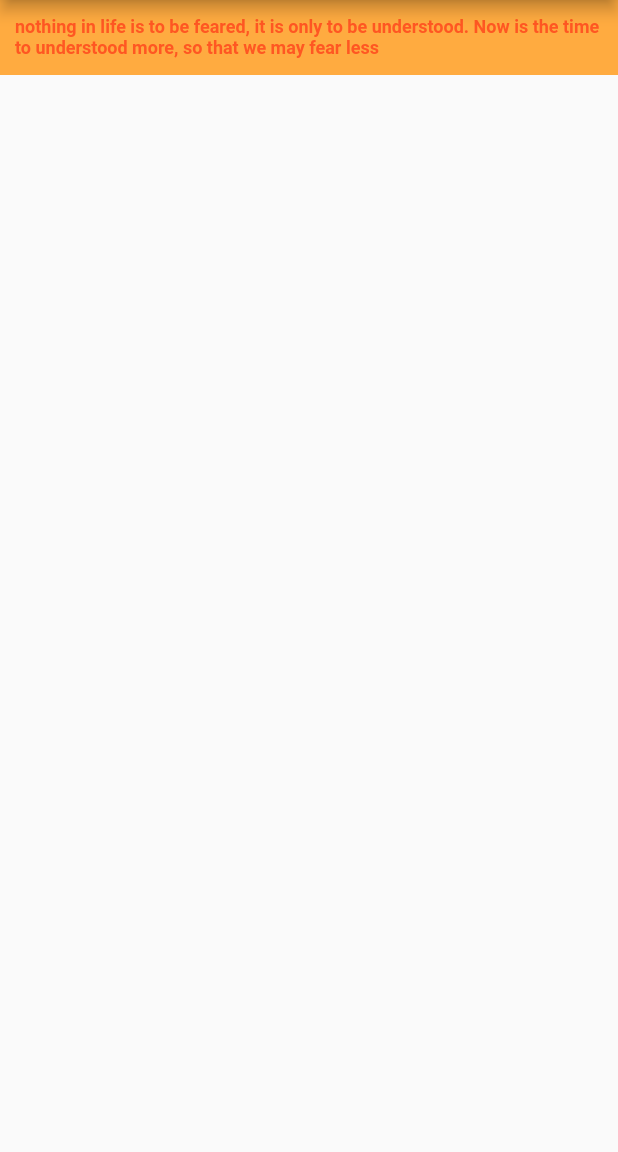
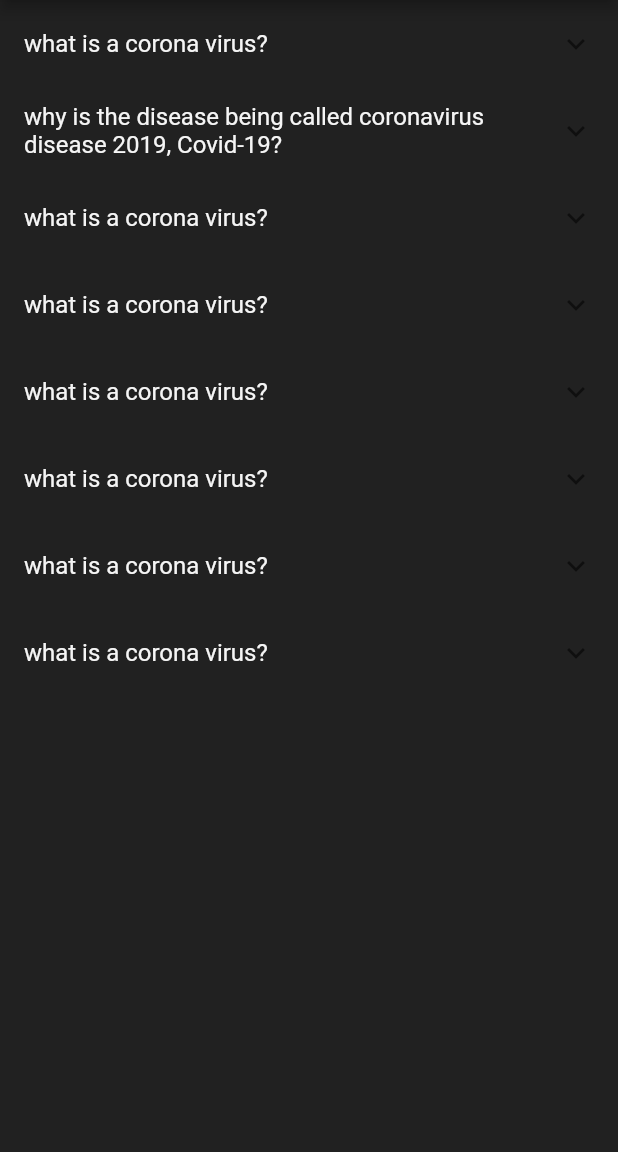
Before and after one commit to sumitvarun/covidtracbook, a Flutter app: the Homepage screen opened directly, after a tap on "Help", on a phone screen of 412 x 824 dp, the part 84-1236 px from its top. Run offline on Flutter 3.47's test engine with Material 2 defaults, Android fonts, the phone set to English and light mode, and no system bars; our stand-ins replace carousel_pro, firebase_auth, google_sign_in; accounts and stored records are empty; network calls fail.

Commit message:
CovidTracBook
This is Covid19 Case Tracker App.
made with flutter.

```diff
--- a/lib/datasource.dart
+++ b/lib/datasource.dart
@@ -25,6 +25,18 @@ class DataSource{
     {
       'question': 'what is a corona virus?',
       'answer': 'A novel coronavirus is a new coronavirus that has not been previously identified. The virus causing coronavirus disease 2019 (COVID-19), is not the same as the coronaviruses that commonly circulate among humans and cause mild illness, like the common cold.'
-    }
+    },
+    {
+      'question': 'what is a corona virus?',
+      'answer': 'A novel coronavirus is a new coronavirus that has not been previously identified. The virus causing coronavirus disease 2019 (COVID-19), is not the same as the coronaviruses that commonly circulate among humans and cause mild illness, like the common cold.'
+    },
+    {
+      'question': 'what is a corona virus?',
+      'answer': 'A novel coronavirus is a new coronavirus that has not been previously identified. The virus causing coronavirus disease 2019 (COVID-19), is not the same as the coronaviruses that commonly circulate among humans and cause mild illness, like the common cold.'
+    },
+    {
+      'question': 'what is a corona virus?',
+      'answer': 'A novel coronavirus is a new coronavirus that has not been previously identified. The virus causing coronavirus disease 2019 (COVID-19), is not the same as the coronaviruses that commonly circulate among humans and cause mild illness, like the common cold.'
+    },
   ];
 }
--- a/lib/question.dart
+++ b/lib/question.dart
@@ -14,15 +14,16 @@ class questionAnswer extends StatelessWidget {
           backgroundColor: Colors.grey[700],
           title: Text('Covidtracbook'),
         ),
-        body: SingleChildScrollView(child: Column(crossAxisAlignment: CrossAxisAlignment.start,children: <Widget>[
-          Container(
-            height: 50,
-            alignment:  Alignment.center,
-            padding: EdgeInsets.all(10.0),
-            color: Colors.orangeAccent,
-            child: Text(DataSource.quote,style: TextStyle(color: Colors.deepOrange, fontWeight: FontWeight.bold,fontSize: 12),),
-          ),
-        ],),)
+        body: Container(
+          color: Colors.grey[900],
+          child: ListView.builder(
+                itemCount:  List(8).length,
+              itemBuilder: (context,index){
+            return ExpansionTile(title: Text(DataSource.questionAnswer[index]["question"],style: TextStyle(color: Colors.grey[100]),),children: [
+              Text(DataSource.questionAnswer[index]['answer'],style: TextStyle(color: Colors.white70),)
+            ],);
+          }),
+        )
       ),
     );
   }
```
